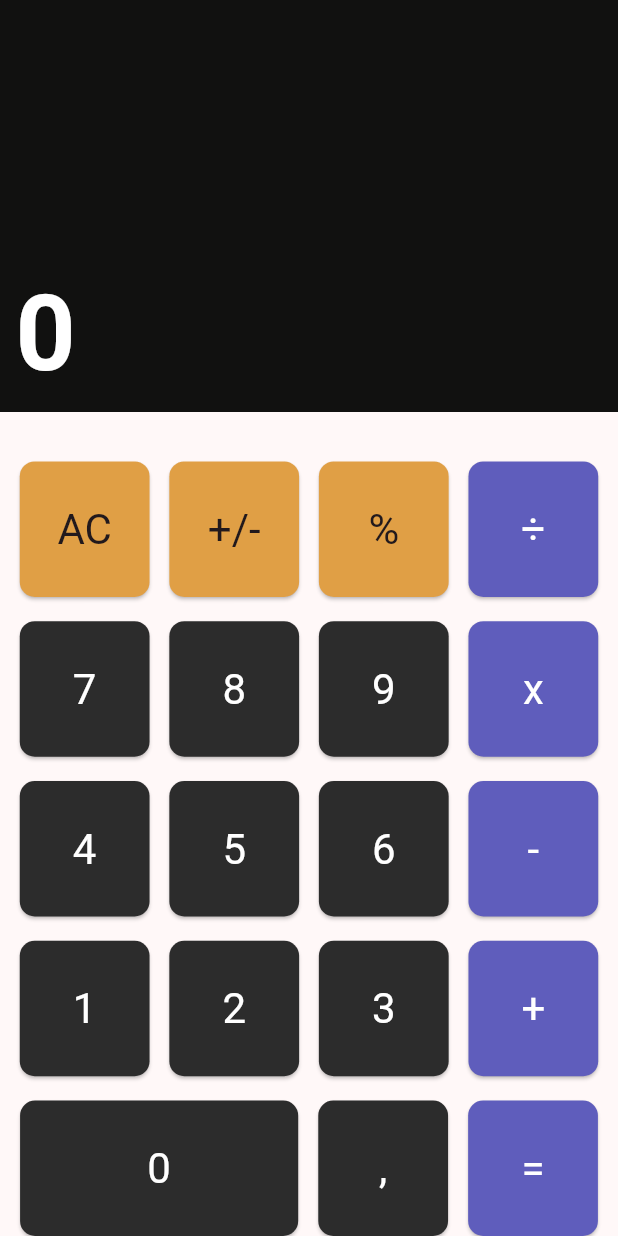
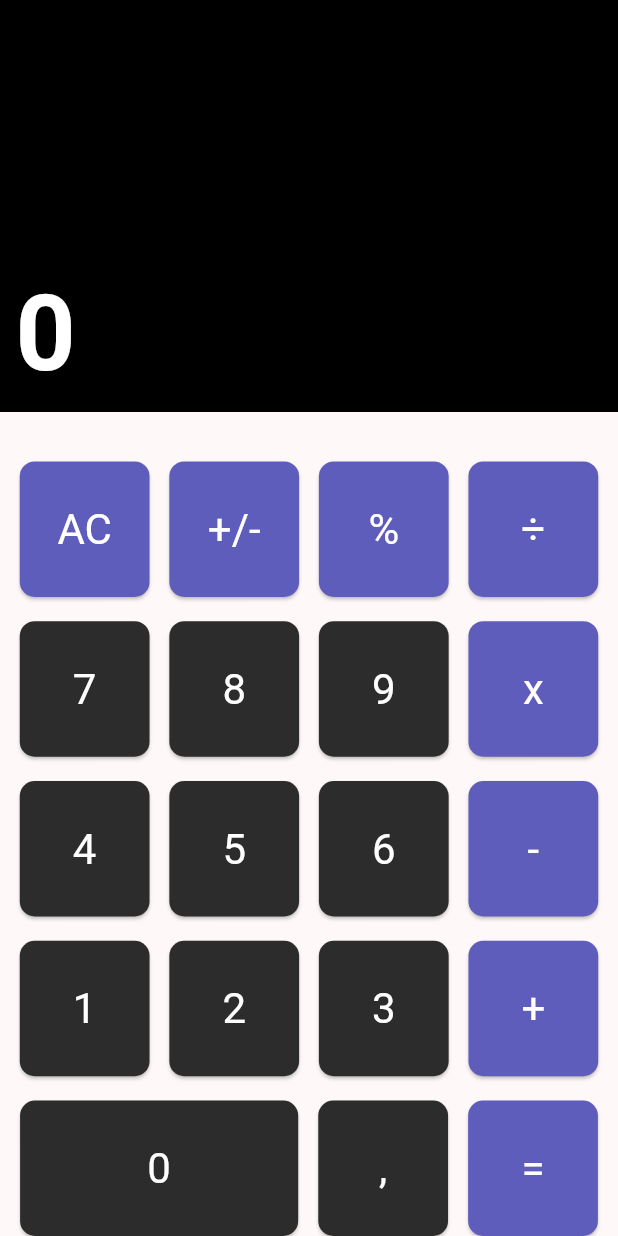
Before and after one commit to abdoahmed4900/calculator-app-in-flutter, a Flutter app: the screen it shows after launch, on a phone screen of 412 x 824 dp. Run offline on Flutter 3.47's test engine with Material 2 defaults, Android fonts, the phone set to English and light mode, and no system bars.

Commit message:
change ui by dividing widgets

```diff
--- a/lib/constants.dart
+++ b/lib/constants.dart
@@ -1,38 +1,9 @@
 import 'package:flutter/material.dart';
 
 class AppStrings {
-  static int rightColBackground = 0xfff5f5dbc;
-
-  static Color white = Colors.white;
-
-  static int black = 0xff111110;
-
-  static int frontRowColor = 0xffe09f45;
-
-  static int numbersColor = 0xff2c2c2c;
-
-  static const operatorsButtons = {
-    'clear': 'AC',
-    'sign': '+/-',
-    'percent': '%',
-    'divide': '÷',
-    'multiply': 'x',
-    'subtract': '-',
-    'add': '+',
-    'comma': ',',
-    'equal': '='
-  };
-
-  static const numbersButtons = {
-    '0': "0",
-    '1': "1",
-    '2': '2',
-    '3': '3',
-    '4': '4',
-    '5': '5',
-    '6': '6',
-    '7': '7',
-    '8': '8',
-    '9': '9',
-  };
+  static const Color rightColBackground = Color(0xff5f5dbc);
+  static const Color white = Colors.white;
+  static const Color black = Colors.black;
+  static const Color frontRowColor = Color(0xffe09f45);
+  static const Color numbersColor = Color(0xff2c2c2c);
 }
--- a/lib/main.dart
+++ b/lib/main.dart
@@ -1,11 +1,8 @@
+import 'package:calculator/constants.dart';
 import 'package:calculator/provider/calculator_provider.dart';
 import 'package:calculator/theme.dart';
 import 'package:calculator/widgets/calculator_field.dart';
-import 'package:calculator/widgets/fifth_row.dart';
-import 'package:calculator/widgets/first_row.dart';
-import 'package:calculator/widgets/fourth_row.dart';
-import 'package:calculator/widgets/second_row.dart';
-import 'package:calculator/widgets/third_row.dart';
+import 'package:calculator/widgets/normal_calc_button.dart';
 import 'package:flutter/material.dart';
 import 'package:provider/provider.dart';
 
@@ -54,15 +51,94 @@ class _MyHomePageState extends State<MyHomePage> {
             SizedBox(
               height: MediaQuery.sizeOf(context).height / 25,
             ),
-            const FirstRow(),
+            Row(
+              mainAxisAlignment: MainAxisAlignment.spaceEvenly,
+              children: [
+                buildOperationCalcButton(
+                    context: context,
+                    operation: 'AC',
+                    foregroundColor: AppStrings.white,
+                    onPress: () {
+                      Provider.of<CalculatorProvider>(context, listen: false)
+                          .clear();
+                    },
+                    backgroundColor: AppStrings.rightColBackground),
+                buildOperationCalcButton(
+                    context: context,
+                    operation: '+/-',
+                    foregroundColor: AppStrings.white,
+                    backgroundColor: AppStrings.rightColBackground),
+                buildOperationCalcButton(
+                    context: context,
+                    operation: '%',
+                    foregroundColor: AppStrings.white,
+                    backgroundColor: AppStrings.rightColBackground),
+                buildOperationCalcButton(
+                    context: context,
+                    operation: '÷',
+                    foregroundColor: AppStrings.white,
+                    backgroundColor: AppStrings.rightColBackground),
+              ],
+            ),
             const Spacer(),
-            const SecondRow(),
+            Row(
+              mainAxisAlignment: MainAxisAlignment.spaceEvenly,
+              children: [
+                buildNormalCalcButton(context: context, number: 7),
+                buildNormalCalcButton(context: context, number: 8),
+                buildNormalCalcButton(context: context, number: 9),
+                buildOperationCalcButton(
+                    context: context,
+                    operation: 'x',
+                    backgroundColor: AppStrings.rightColBackground,
+                    foregroundColor: AppStrings.white),
+              ],
+            ),
             const Spacer(),
-            const ThirdRow(),
+            Row(
+              mainAxisAlignment: MainAxisAlignment.spaceEvenly,
+              children: [
+                buildNormalCalcButton(context: context, number: 4),
+                buildNormalCalcButton(context: context, number: 5),
+                buildNormalCalcButton(context: context, number: 6),
+                buildOperationCalcButton(
+                    context: context,
+                    operation: '-',
+                    backgroundColor: AppStrings.rightColBackground,
+                    foregroundColor: AppStrings.white),
+              ],
+            ),
             const Spacer(),
-            const FourthRow(),
+            Row(
+              mainAxisAlignment: MainAxisAlignment.spaceEvenly,
+              children: [
+                buildNormalCalcButton(context: context, number: 1),
+                buildNormalCalcButton(context: context, number: 2),
+                buildNormalCalcButton(context: context, number: 3),
+                buildOperationCalcButton(
+                    context: context,
+                    operation: '+',
+                    backgroundColor: AppStrings.rightColBackground,
+                    foregroundColor: AppStrings.white)
+              ],
+            ),
             const Spacer(),
-            const FifthRow(),
+            Row(
+              mainAxisAlignment: MainAxisAlignment.spaceEvenly,
+              children: [
+                buildNormalCalcButton(context: context, number: 0, width: 0.45),
+                buildOperationCalcButton(
+                    context: context,
+                    operation: ',',
+                    foregroundColor: AppStrings.white,
+                    backgroundColor: AppStrings.numbersColor),
+                buildOperationCalcButton(
+                    context: context,
+                    operation: '=',
+                    backgroundColor: AppStrings.rightColBackground,
+                    foregroundColor: AppStrings.white),
+              ],
+            ),
           ],
         ),
       ),
--- a/lib/widgets/calculator_field.dart
+++ b/lib/widgets/calculator_field.dart
@@ -19,7 +19,7 @@ class CalculatorField extends StatelessWidget {
         padding: EdgeInsets.symmetric(
             horizontal: MediaQuery.sizeOf(context).width / 40),
         height: MediaQuery.sizeOf(context).height / 3,
-        decoration: BoxDecoration(color: Color(AppStrings.black)),
+        decoration: const BoxDecoration(color: AppStrings.black),
         alignment: Alignment.bottomRight,
         child: TextField(
           keyboardType: TextInputType.none,
--- a/lib/widgets/fifth_row.dart
+++ /dev/null
@@ -1,56 +0,0 @@
-import 'package:flutter/material.dart';
-import 'package:provider/provider.dart';
-
-import '../constants.dart';
-import '../provider/calculator_provider.dart';
-import 'normal_calc_button.dart';
-
-class FifthRow extends StatelessWidget {
-  const FifthRow({
-    super.key,
-  });
-
-  @override
-  Widget build(BuildContext context) {
-    return Row(
-      mainAxisAlignment: MainAxisAlignment.spaceEvenly,
-      children: [
-        NormalCalcButton(
-          buttonText: AppStrings.numbersButtons['0']!,
-          foregroundColor: AppStrings.white,
-          backgroundColor: Color(AppStrings.numbersColor),
-          onPressed: () {
-            Provider.of<CalculatorProvider>(context, listen: false)
-                .addDigitToNum(AppStrings.numbersButtons['0']!);
-          },
-          width: MediaQuery.sizeOf(context).width * 0.45,
-          height: MediaQuery.sizeOf(context).height * 0.1096,
-        ),
-        NormalCalcButton(
-          buttonText: AppStrings.operatorsButtons['comma']!,
-          foregroundColor: AppStrings.white,
-          backgroundColor: Color(AppStrings.numbersColor),
-          onPressed: () {
-            Provider.of<CalculatorProvider>(context, listen: false)
-                .setOperation(AppStrings.operatorsButtons['comma']!);
-            Provider.of<CalculatorProvider>(context, listen: false).calculate();
-          },
-          width: MediaQuery.sizeOf(context).width * 0.21,
-          height: MediaQuery.sizeOf(context).height * 0.1096,
-        ),
-        NormalCalcButton(
-          buttonText: AppStrings.operatorsButtons['equal']!,
-          foregroundColor: AppStrings.white,
-          backgroundColor: Color(AppStrings.rightColBackground),
-          onPressed: () {
-            Provider.of<CalculatorProvider>(context, listen: false)
-                .setOperation(AppStrings.operatorsButtons['equal']!);
-            Provider.of<CalculatorProvider>(context, listen: false).calculate();
-          },
-          width: MediaQuery.sizeOf(context).width * 0.21,
-          height: MediaQuery.sizeOf(context).height * 0.1096,
-        ),
-      ],
-    );
-  }
-}
--- a/lib/widgets/first_row.dart
+++ /dev/null
@@ -1,66 +0,0 @@
-import 'package:flutter/material.dart';
-import 'package:provider/provider.dart';
-
-import '../constants.dart';
-import '../provider/calculator_provider.dart';
-import 'normal_calc_button.dart';
-
-class FirstRow extends StatelessWidget {
-  const FirstRow({
-    super.key,
-  });
-
-  @override
-  Widget build(BuildContext context) {
-    return Row(
-      mainAxisAlignment: MainAxisAlignment.spaceEvenly,
-      children: [
-        NormalCalcButton(
-          buttonText: AppStrings.operatorsButtons['clear']!,
-          backgroundColor: Color(AppStrings.frontRowColor),
-          width: MediaQuery.sizeOf(context).width * 0.21,
-          height: MediaQuery.sizeOf(context).height * 0.1096,
-          onPressed: () {
-            Provider.of<CalculatorProvider>(context, listen: false).clear();
-          },
-        ),
-        NormalCalcButton(
-          buttonText: AppStrings.operatorsButtons['sign']!,
-          backgroundColor: Color(AppStrings.frontRowColor),
-          width: MediaQuery.sizeOf(context).width * 0.21,
-          height: MediaQuery.sizeOf(context).height * 0.1096,
-          onPressed: () {
-            Provider.of<CalculatorProvider>(context, listen: false)
-                .setOperation(AppStrings.operatorsButtons['sign']!);
-            Provider.of<CalculatorProvider>(context, listen: false).calculate();
-          },
-        ),
-        NormalCalcButton(
-          buttonText: AppStrings.operatorsButtons['percent']!,
-          backgroundColor: Color(AppStrings.frontRowColor),
-          onPressed: () {
-            context
-                .read<CalculatorProvider>()
-                .setOperation(AppStrings.operatorsButtons['percent']!);
-            Provider.of<CalculatorProvider>(context, listen: false).calculate();
-          },
-          width: MediaQuery.sizeOf(context).width * 0.21,
-          height: MediaQuery.sizeOf(context).height * 0.1096,
-        ),
-        NormalCalcButton(
-          buttonText: AppStrings.operatorsButtons['divide']!,
-          foregroundColor: AppStrings.white,
-          backgroundColor: Color(AppStrings.rightColBackground),
-          onPressed: () {
-            context
-                .read<CalculatorProvider>()
-                .setOperation(AppStrings.operatorsButtons['divide']!);
-            Provider.of<CalculatorProvider>(context, listen: false).calculate();
-          },
-          width: MediaQuery.sizeOf(context).width * 0.21,
-          height: MediaQuery.sizeOf(context).height * 0.1096,
-        ),
-      ],
-    );
-  }
-}
--- a/lib/widgets/fourth_row.dart
+++ /dev/null
@@ -1,67 +0,0 @@
-import 'package:flutter/material.dart';
-import 'package:provider/provider.dart';
-
-import '../constants.dart';
-import '../provider/calculator_provider.dart';
-import 'normal_calc_button.dart';
-
-class FourthRow extends StatelessWidget {
-  const FourthRow({
-    super.key,
-  });
-
-  @override
-  Widget build(BuildContext context) {
-    return Row(
-      mainAxisAlignment: MainAxisAlignment.spaceEvenly,
-      children: [
-        NormalCalcButton(
-          buttonText: AppStrings.numbersButtons['1']!,
-          foregroundColor: AppStrings.white,
-          backgroundColor: Color(AppStrings.numbersColor),
-          onPressed: () {
-            Provider.of<CalculatorProvider>(context, listen: false)
-                .addDigitToNum(AppStrings.numbersButtons['1']!);
-          },
-          width: MediaQuery.sizeOf(context).width * 0.21,
-          height: MediaQuery.sizeOf(context).height * 0.1096,
-        ),
-        NormalCalcButton(
-          buttonText: AppStrings.numbersButtons['2']!,
-          foregroundColor: AppStrings.white,
-          backgroundColor: Color(AppStrings.numbersColor),
-          onPressed: () {
-            Provider.of<CalculatorProvider>(context, listen: false)
-                .addDigitToNum(AppStrings.numbersButtons['2']!);
-          },
-          width: MediaQuery.sizeOf(context).width * 0.21,
-          height: MediaQuery.sizeOf(context).height * 0.1096,
-        ),
-        NormalCalcButton(
-          buttonText: AppStrings.numbersButtons['3']!,
-          foregroundColor: AppStrings.white,
-          backgroundColor: Color(AppStrings.numbersColor),
-          onPressed: () {
-            Provider.of<CalculatorProvider>(context, listen: false)
-                .addDigitToNum(AppStrings.numbersButtons['3']!);
-          },
-          width: MediaQuery.sizeOf(context).width * 0.21,
-          height: MediaQuery.sizeOf(context).height * 0.1096,
-        ),
-        NormalCalcButton(
-          buttonText: AppStrings.operatorsButtons['add']!,
-          foregroundColor: AppStrings.white,
-          backgroundColor: Color(AppStrings.rightColBackground),
-          onPressed: () {
-            context
-                .read<CalculatorProvider>()
-                .setOperation(AppStrings.operatorsButtons['add']!);
-            Provider.of<CalculatorProvider>(context, listen: false).calculate();
-          },
-          width: MediaQuery.sizeOf(context).width * 0.21,
-          height: MediaQuery.sizeOf(context).height * 0.1096,
-        ),
-      ],
-    );
-  }
-}
--- a/lib/widgets/normal_calc_button.dart
+++ b/lib/widgets/normal_calc_button.dart
@@ -1,4 +1,8 @@
 import 'package:flutter/material.dart';
+import 'package:provider/provider.dart';
+
+import '../constants.dart';
+import '../provider/calculator_provider.dart';
 
 class NormalCalcButton extends StatelessWidget {
   const NormalCalcButton(
@@ -31,17 +35,49 @@ class NormalCalcButton extends StatelessWidget {
             shape: MaterialStatePropertyAll<RoundedRectangleBorder>(
                 RoundedRectangleBorder(
                     borderRadius: BorderRadius.circular(10)))),
-        onPressed: () {
-          onPressed();
-        },
-        child: Text(
-          buttonText,
-          style: Theme.of(context)
-              .textTheme
-              .headlineMedium!
-              .copyWith(color: foregroundColor),
-        ),
+        onPressed: onPressed,
+        child: Text(buttonText,
+            style: Theme.of(context)
+                .textTheme
+                .headlineMedium!
+                .copyWith(color: foregroundColor)),
       ),
     );
   }
 }
+
+NormalCalcButton buildOperationCalcButton(
+    {required BuildContext context,
+    required String operation,
+    VoidCallback? onPress,
+    Color? backgroundColor,
+    Color? foregroundColor}) {
+  return NormalCalcButton(
+    buttonText: operation,
+    foregroundColor: foregroundColor,
+    backgroundColor: backgroundColor,
+    onPressed: onPress ??
+        () {
+          Provider.of<CalculatorProvider>(context, listen: false)
+              .setOperation(operation);
+          Provider.of<CalculatorProvider>(context, listen: false).calculate();
+        },
+    width: MediaQuery.sizeOf(context).width * 0.21,
+    height: MediaQuery.sizeOf(context).height * 0.1096,
+  );
+}
+
+NormalCalcButton buildNormalCalcButton(
+    {required BuildContext context, required int number, num width = 0.21}) {
+  return NormalCalcButton(
+    buttonText: '$number',
+    foregroundColor: AppStrings.white,
+    backgroundColor: AppStrings.numbersColor,
+    onPressed: () {
+      Provider.of<CalculatorProvider>(context, listen: false)
+          .addDigitToNum('$number');
+    },
+    width: MediaQuery.sizeOf(context).width * width,
+    height: MediaQuery.sizeOf(context).height * 0.1096,
+  );
+}
--- a/lib/widgets/second_row.dart
+++ /dev/null
@@ -1,67 +0,0 @@
-import 'package:flutter/material.dart';
-import 'package:provider/provider.dart';
-
-import '../constants.dart';
-import '../provider/calculator_provider.dart';
-import 'normal_calc_button.dart';
-
-class SecondRow extends StatelessWidget {
-  const SecondRow({
-    super.key,
-  });
-
-  @override
-  Widget build(BuildContext context) {
-    return Row(
-      mainAxisAlignment: MainAxisAlignment.spaceEvenly,
-      children: [
-        NormalCalcButton(
-          buttonText: AppStrings.numbersButtons['7']!,
-          foregroundColor: AppStrings.white,
-          backgroundColor: Color(AppStrings.numbersColor),
-          onPressed: () {
-            Provider.of<CalculatorProvider>(context, listen: false)
-                .addDigitToNum(AppStrings.numbersButtons['7']!);
-          },
-          width: MediaQuery.sizeOf(context).width * 0.21,
-          height: MediaQuery.sizeOf(context).height * 0.1096,
-        ),
-        NormalCalcButton(
-          buttonText: AppStrings.numbersButtons['8']!,
-          foregroundColor: AppStrings.white,
-          backgroundColor: Color(AppStrings.numbersColor),
-          onPressed: () {
-            Provider.of<CalculatorProvider>(context, listen: false)
-                .addDigitToNum(AppStrings.numbersButtons['8']!);
-          },
-          width: MediaQuery.sizeOf(context).width * 0.21,
-          height: MediaQuery.sizeOf(context).height * 0.1096,
-        ),
-        NormalCalcButton(
-          buttonText: AppStrings.numbersButtons['9']!,
-          foregroundColor: AppStrings.white,
-          backgroundColor: Color(AppStrings.numbersColor),
-          onPressed: () {
-            Provider.of<CalculatorProvider>(context, listen: false)
-                .addDigitToNum(AppStrings.numbersButtons['9']!);
-          },
-          width: MediaQuery.sizeOf(context).width * 0.21,
-          height: MediaQuery.sizeOf(context).height * 0.1096,
-        ),
-        NormalCalcButton(
-          buttonText: AppStrings.operatorsButtons['multiply']!,
-          foregroundColor: AppStrings.white,
-          backgroundColor: Color(AppStrings.rightColBackground),
-          onPressed: () {
-            context
-                .read<CalculatorProvider>()
-                .setOperation(AppStrings.operatorsButtons['multiply']!);
-            Provider.of<CalculatorProvider>(context, listen: false).calculate();
-          },
-          width: MediaQuery.sizeOf(context).width * 0.21,
-          height: MediaQuery.sizeOf(context).height * 0.1096,
-        ),
-      ],
-    );
-  }
-}
--- a/lib/widgets/third_row.dart
+++ /dev/null
@@ -1,67 +0,0 @@
-import 'package:flutter/material.dart';
-import 'package:provider/provider.dart';
-
-import '../constants.dart';
-import '../provider/calculator_provider.dart';
-import 'normal_calc_button.dart';
-
-class ThirdRow extends StatelessWidget {
-  const ThirdRow({
-    super.key,
-  });
-
-  @override
-  Widget build(BuildContext context) {
-    return Row(
-      mainAxisAlignment: MainAxisAlignment.spaceEvenly,
-      children: [
-        NormalCalcButton(
-          buttonText: AppStrings.numbersButtons['4']!,
-          foregroundColor: AppStrings.white,
-          backgroundColor: Color(AppStrings.numbersColor),
-          onPressed: () {
-            Provider.of<CalculatorProvider>(context, listen: false)
-                .addDigitToNum(AppStrings.numbersButtons['4']!);
-          },
-          width: MediaQuery.sizeOf(context).width * 0.21,
-          height: MediaQuery.sizeOf(context).height * 0.1096,
-        ),
-        NormalCalcButton(
-          buttonText: AppStrings.numbersButtons['5']!,
-          foregroundColor: AppStrings.white,
-          backgroundColor: Color(AppStrings.numbersColor),
-          onPressed: () {
-            Provider.of<CalculatorProvider>(context, listen: false)
-                .addDigitToNum(AppStrings.numbersButtons['5']!);
-          },
-          width: MediaQuery.sizeOf(context).width * 0.21,
-          height: MediaQuery.sizeOf(context).height * 0.1096,
-        ),
-        NormalCalcButton(
-          buttonText: AppStrings.numbersButtons['6']!,
-          foregroundColor: AppStrings.white,
-          backgroundColor: Color(AppStrings.numbersColor),
-          onPressed: () {
-            Provider.of<CalculatorProvider>(context, listen: false)
-                .addDigitToNum(AppStrings.numbersButtons['6']!);
-          },
-          width: MediaQuery.sizeOf(context).width * 0.21,
-          height: MediaQuery.sizeOf(context).height * 0.1096,
-        ),
-        NormalCalcButton(
-          buttonText: AppStrings.operatorsButtons['subtract']!,
-          foregroundColor: AppStrings.white,
-          backgroundColor: Color(AppStrings.rightColBackground),
-          onPressed: () {
-            context
-                .read<CalculatorProvider>()
-                .setOperation(AppStrings.operatorsButtons['subtract']!);
-            Provider.of<CalculatorProvider>(context, listen: false).calculate();
-          },
-          width: MediaQuery.sizeOf(context).width * 0.21,
-          height: MediaQuery.sizeOf(context).height * 0.1096,
-        ),
-      ],
-    );
-  }
-}
```
